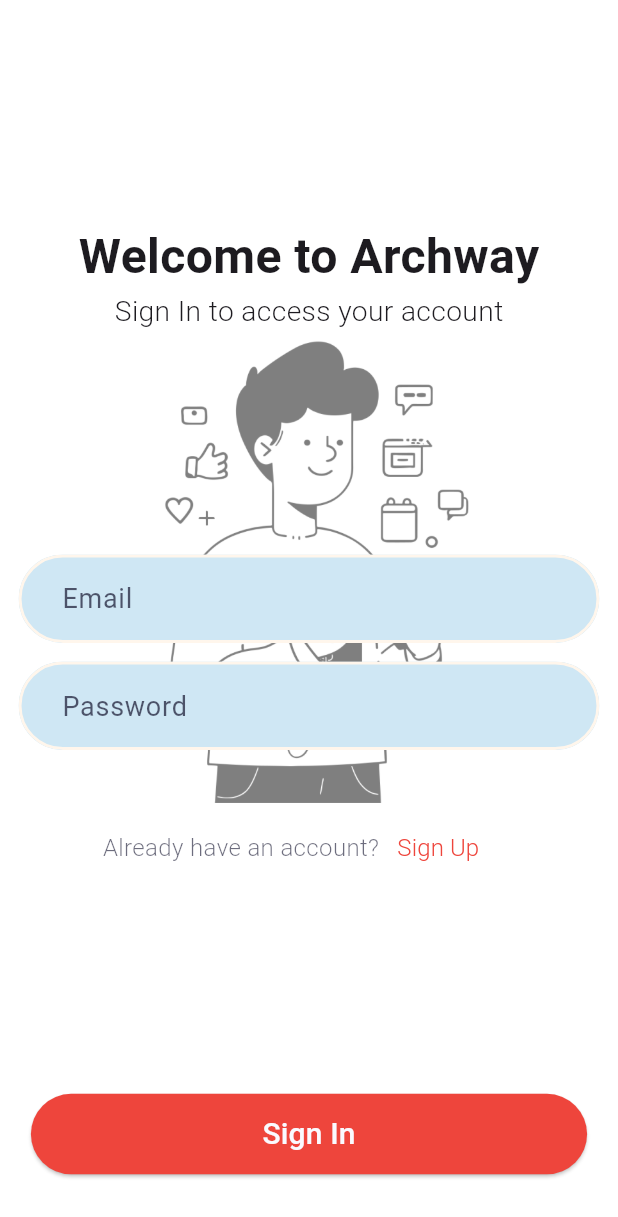
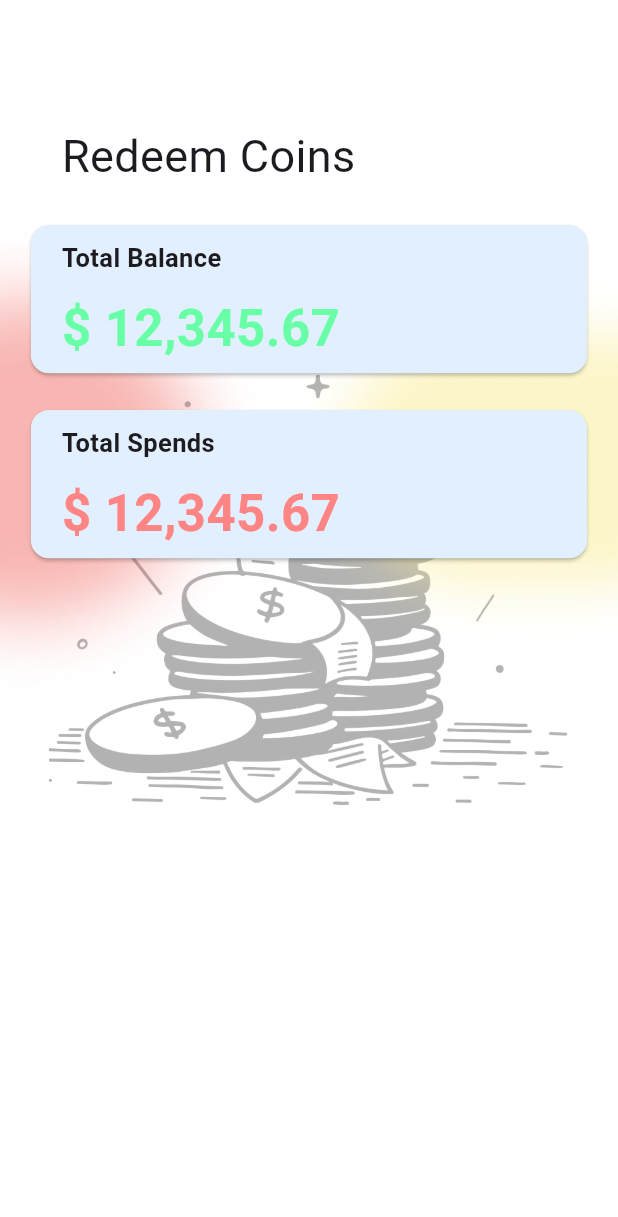
Before and after one commit to appteam-nith/Nimbus-Frontend-2k25, a Flutter app: the screen it shows after launch, on a phone screen of 412 x 824 dp. Shown: the top 1217 px of the screen. Run offline on Flutter 3.47's test engine with Material 3 defaults, Android fonts, the phone set to English and light mode, and no system bars; our stand-ins replace google_fonts; Roboto replaces fonts that are missing (Domine, Inika).

Commit message:
third commit from avinash

```diff
--- a/lib/HomePage.dart
+++ b/lib/HomePage.dart
@@ -16,6 +16,7 @@
     final screenheight = MediaQuery.of(context).size.height;
     final screenwidth = MediaQuery.of(context).size.width;
     return Scaffold(
+      backgroundColor: Color(0xffFFFFFF),
       body: Stack(
         children: [
           Column(
--- a/lib/main.dart
+++ b/lib/main.dart
@@ -2,6 +2,7 @@
 import 'package:nimbus_user/HomePage.dart';
 import 'package:nimbus_user/login.dart';
 import 'package:nimbus_user/sign_up.dart';
+import 'package:nimbus_user/transactions.dart';
 
 void main() {
   runApp(const MyApp());
@@ -35,7 +36,7 @@
         colorScheme: ColorScheme.fromSeed(seedColor: Colors.deepPurple),
         useMaterial3: true,
       ),
-      home: SignIn(),
+      home: Transactions(),
     );
   }
 }
--- /dev/null
+++ b/lib/transactions.dart
@@ -0,0 +1,138 @@
+import 'package:flutter/material.dart';
+import 'package:google_fonts/google_fonts.dart';
+
+class Transactions extends StatefulWidget {
+  const Transactions({super.key});
+
+  @override
+  State<Transactions> createState() => _TransactionsState();
+}
+
+class _TransactionsState extends State<Transactions> {
+  @override
+  Widget build(BuildContext context) {
+    final screenheight = MediaQuery.of(context).size.height;
+    final screenwidth = MediaQuery.of(context).size.width;
+    return Scaffold(
+        backgroundColor: Color(0xffFFFFFF),
+        body: Column(
+          crossAxisAlignment: CrossAxisAlignment.start,
+          children: [
+            Padding(
+              padding: EdgeInsets.only(
+                  bottom: screenwidth * 0.05,
+                  top: screenwidth * 0.2,
+                  left: screenwidth * 0.1),
+              child:
+                  Text("Redeem Coins", style: GoogleFonts.inika(fontSize: 30)),
+            ),
+            Stack(
+              children: [
+                SizedBox(
+                    width: screenwidth,
+                    height: screenwidth,
+                    child: Image(
+                      image: AssetImage("assets/Essential - money (PNG).png"),
+                    )),
+                Row(
+                  children: [
+                    SizedBox(
+                        width: screenwidth * 0.45,
+                        child: Image(
+                          image: AssetImage("assets/Ellipse 873 (1).png"),
+                        )),
+                    SizedBox(
+                        width: screenwidth * 0.55,
+                        child: Image(
+                            image:
+                                AssetImage("assets/Rectangle 4191 (1).png"))),
+                  ],
+                ),
+                Column(
+                  crossAxisAlignment: CrossAxisAlignment.center,
+                  mainAxisAlignment: MainAxisAlignment.center,
+                  children: [
+                    Center(
+                      child: Card(
+                        color: Color(0xffE2EFFF),
+                        child: SizedBox(
+                          height: screenheight * 0.12,
+                          width: screenwidth * 0.9,
+                          child: Column(
+                            mainAxisAlignment: MainAxisAlignment.start,
+                            crossAxisAlignment: CrossAxisAlignment.start,
+                            children: [
+                              Padding(
+                                padding: EdgeInsets.only(
+                                    top: screenwidth * 0.025,
+                                    left: screenwidth * 0.05),
+                                child: Text("Total Balance",
+                                    style: GoogleFonts.robotoSerif(
+                                        fontSize: 17,
+                                        fontWeight: FontWeight.bold)),
+                              ),
+                              Padding(
+                                padding: EdgeInsets.only(
+                                    top: screenwidth * 0.025,
+                                    left: screenwidth * 0.05),
+                                child: Text(
+                                  "\$ 12,345.67",
+                                  style: GoogleFonts.robotoSerif(
+                                    fontSize: 34,
+                                    color: Color(0xff69FFA7),
+                                    fontWeight: FontWeight.bold,
+                                  ),
+                                ),
+                              )
+                            ],
+                          ),
+                        ),
+                      ),
+                    ),
+                    SizedBox(
+                      height: screenheight * 0.02,
+                    ),
+                    Center(
+                      child: Card(
+                        color: Color(0xffE2EFFF),
+                        child: SizedBox(
+                            height: screenheight * 0.12,
+                            width: screenwidth * 0.9,
+                            child: Column(
+                              mainAxisAlignment: MainAxisAlignment.start,
+                              crossAxisAlignment: CrossAxisAlignment.start,
+                              children: [
+                                Padding(
+                                  padding: EdgeInsets.only(
+                                      top: screenwidth * 0.025,
+                                      left: screenwidth * 0.05),
+                                  child: Text("Total Spends",
+                                      style: GoogleFonts.robotoSerif(
+                                          fontSize: 17,
+                                          fontWeight: FontWeight.bold)),
+                                ),
+                                Padding(
+                                  padding: EdgeInsets.only(
+                                      top: screenwidth * 0.025,
+                                      left: screenwidth * 0.05),
+                                  child: Text(
+                                    "\$ 12,345.67",
+                                    style: GoogleFonts.robotoSerif(
+                                      fontSize: 34,
+                                      color: Color(0xffFF8585),
+                                      fontWeight: FontWeight.bold,
+                                    ),
+                                  ),
+                                )
+                              ],
+                            )),
+                      ),
+                    )
+                  ],
+                )
+              ],
+            )
+          ],
+        ));
+  }
+}
--- a/pubspec.yaml
+++ b/pubspec.yaml
@@ -63,7 +63,12 @@
   # To add assets to your application, add an assets section, like this:
   assets:
     - assets/Mask group.png
+    - assets/Ellipse 873.png
+    - assets/Ellipse 873 (1).png
+    - assets/Essential - money (PNG).png
+    - assets/Rectangle 4191 (1).png
     - assets/Divider.png
+    - assets/Rectangle 4191.png
     - assets/buttonOutlinedStandard (2).png
     - assets/Essential - Emotion workflow man (PNG).png
     - assets/Essential - a man holding phone and social icons around him (PNG) (5).png
```
Also changed, not shown: assets/Ellipse 873 (1).png (added), assets/Ellipse 873.png (added), assets/Essential - money (PNG).png (added), assets/Rectangle 4191 (1).png (added), assets/Rectangle 4191.png (added).
